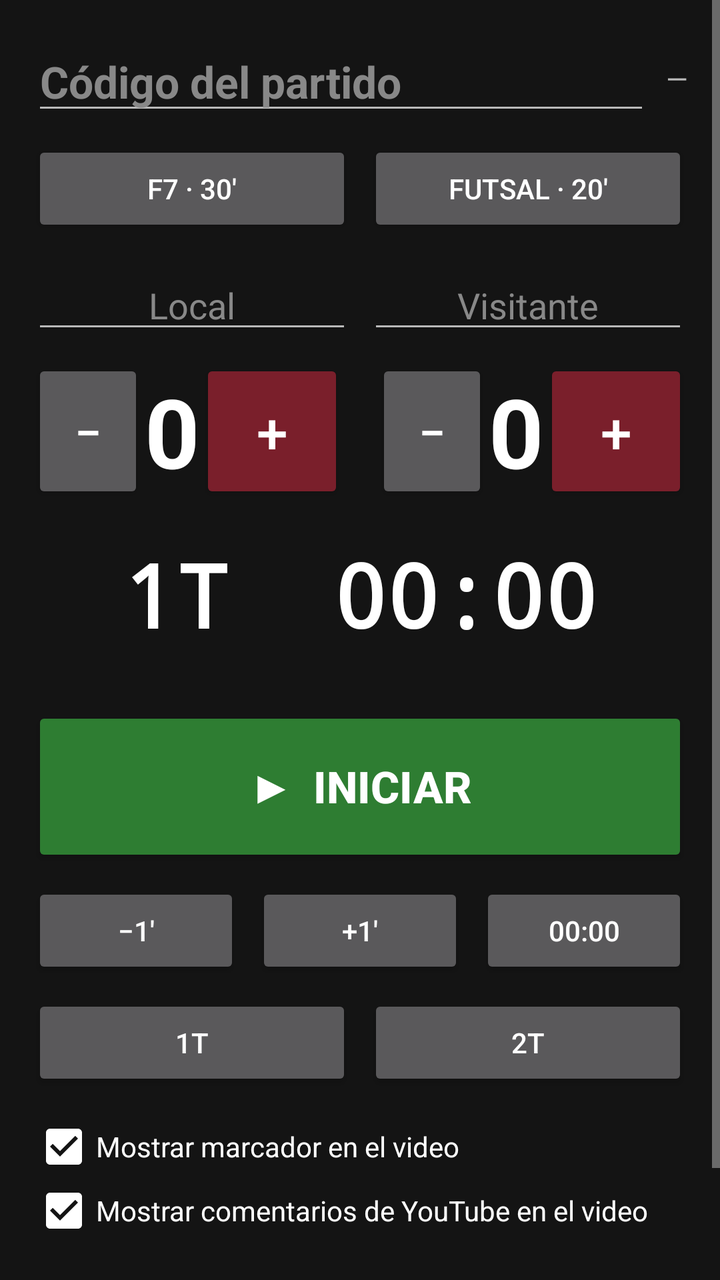
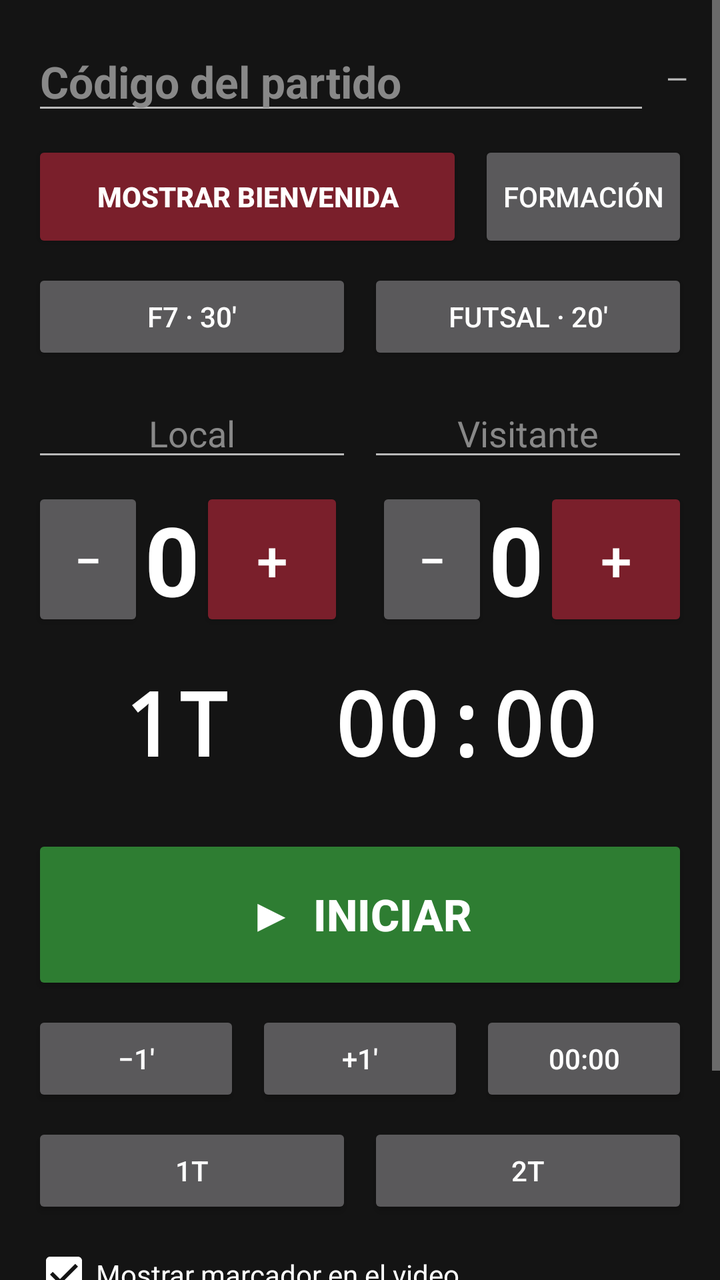

The first picture is an Android layout as it rendered before a commit; the second is the same layout after the commit. The layout source and the unified diff follow.
<!-- AndroidManifest.xml: activity theme Theme.LaPenaControl -->
<!-- res/layout/activity_control.xml -->
<?xml version="1.0" encoding="utf-8"?>
<ScrollView xmlns:android="http://schemas.android.com/apk/res/android"
  android:layout_width="match_parent"
  android:layout_height="match_parent"
  android:background="#141414"
  android:keepScreenOn="true">

  <LinearLayout
    android:layout_width="match_parent"
    android:layout_height="wrap_content"
    android:orientation="vertical"
    android:padding="16dp">

    
    <LinearLayout
      android:layout_width="match_parent"
      android:layout_height="wrap_content"
      android:gravity="center_vertical"
      android:orientation="horizontal">

      <EditText
        android:id="@+id/etCode"
        android:layout_width="0dp"
        android:layout_height="wrap_content"
        android:layout_weight="1"
        android:hint="Código del partido"
        android:imeOptions="actionDone|flagNoExtractUi"
        android:inputType="textCapCharacters|textNoSuggestions"
        android:maxLength="6"
        android:singleLine="true"
        android:textColor="#FFFFFF"
        android:textColorHint="#888888"
        android:textSize="22sp"
        android:textStyle="bold" />

      <TextView
        android:id="@+id/tvSync"
        android:layout_width="wrap_content"
        android:layout_height="wrap_content"
        android:layout_marginStart="8dp"
        android:text="—"
        android:textColor="#BBBBBB" />
    </LinearLayout>

    
    <LinearLayout
      android:layout_width="match_parent"
      android:layout_height="wrap_content"
      android:layout_marginTop="8dp"
      android:orientation="horizontal">

      <Button
        android:id="@+id/btnF7"
        android:layout_width="0dp"
        android:layout_height="wrap_content"
        android:layout_weight="1"
        android:text="F7 · 30'" />

      <Button
        android:id="@+id/btnFutsal"
        android:layout_width="0dp"
        android:layout_height="wrap_content"
        android:layout_marginStart="8dp"
        android:layout_weight="1"
        android:text="FUTSAL · 20'" />
    </LinearLayout>

    
    <LinearLayout
      android:layout_width="match_parent"
      android:layout_height="wrap_content"
      android:layout_marginTop="12dp"
      android:orientation="horizontal">

      <EditText
        android:id="@+id/etHome"
        android:layout_width="0dp"
        android:layout_height="wrap_content"
        android:layout_weight="1"
        android:gravity="center"
        android:hint="Local"
        android:imeOptions="actionDone|flagNoExtractUi"
        android:inputType="textCapCharacters"
        android:maxLength="14"
        android:singleLine="true"
        android:textColor="#FFFFFF"
        android:textColorHint="#888888" />

      <EditText
        android:id="@+id/etAway"
        android:layout_width="0dp"
        android:layout_height="wrap_content"
        android:layout_marginStart="8dp"
        android:layout_weight="1"
        android:gravity="center"
        android:hint="Visitante"
        android:imeOptions="actionDone|flagNoExtractUi"
        android:inputType="textCapCharacters"
        android:maxLength="14"
        android:singleLine="true"
        android:textColor="#FFFFFF"
        android:textColorHint="#888888" />
    </LinearLayout>

    
    <LinearLayout
      android:layout_width="match_parent"
      android:layout_height="wrap_content"
      android:layout_marginTop="8dp"
      android:gravity="center_vertical"
      android:orientation="horizontal">

      <Button android:id="@+id/btnHomeMinus" android:layout_width="56dp" android:layout_height="72dp" android:text="−" android:textSize="24sp" />
      <TextView android:id="@+id/tvHomeGoals" android:layout_width="0dp" android:layout_height="wrap_content" android:layout_weight="1" android:gravity="center" android:text="0" android:textColor="#FFFFFF" android:textSize="48sp" android:textStyle="bold" />
      <Button android:id="@+id/btnHomePlus" android:layout_width="72dp" android:layout_height="72dp" android:backgroundTint="#7A1F2B" android:textColor="#FFFFFF" android:text="+" android:textSize="28sp" />

      <View android:layout_width="16dp" android:layout_height="1dp" />

      <Button android:id="@+id/btnAwayMinus" android:layout_width="56dp" android:layout_height="72dp" android:text="−" android:textSize="24sp" />
      <TextView android:id="@+id/tvAwayGoals" android:layout_width="0dp" android:layout_height="wrap_content" android:layout_weight="1" android:gravity="center" android:text="0" android:textColor="#FFFFFF" android:textSize="48sp" android:textStyle="bold" />
      <Button android:id="@+id/btnAwayPlus" android:layout_width="72dp" android:layout_height="72dp" android:backgroundTint="#7A1F2B" android:textColor="#FFFFFF" android:text="+" android:textSize="28sp" />
    </LinearLayout>

    
    <TextView
      android:id="@+id/tvClock"
      android:layout_width="match_parent"
      android:layout_height="wrap_content"
      android:layout_marginTop="16dp"
      android:fontFamily="monospace"
      android:gravity="center"
      android:text="1T  00:00"
      android:textColor="#FFFFFF"
      android:textSize="44sp"
      android:textStyle="bold" />

    <TextView
      android:id="@+id/tvTimeUp"
      android:layout_width="match_parent"
      android:layout_height="wrap_content"
      android:gravity="center"
      android:text=""
      android:textColor="#FFB74D" />

    <Button
      android:id="@+id/btnStartPause"
      android:layout_width="match_parent"
      android:layout_height="80dp"
      android:layout_marginTop="8dp"
      android:backgroundTint="#2E7D32"
      android:textColor="#FFFFFF"
      android:textSize="22sp"
      android:textStyle="bold"
      android:text="▶  INICIAR" />

    <LinearLayout
      android:layout_width="match_parent"
      android:layout_height="wrap_content"
      android:layout_marginTop="8dp"
      android:orientation="horizontal">

      <Button android:id="@+id/btnMinusMin" android:layout_width="0dp" android:layout_height="wrap_content" android:layout_weight="1" android:text="−1'" />
      <Button android:id="@+id/btnPlusMin" android:layout_width="0dp" android:layout_height="wrap_content" android:layout_marginStart="8dp" android:layout_weight="1" android:text="+1'" />
      <Button android:id="@+id/btnResetClock" android:layout_width="0dp" android:layout_height="wrap_content" android:layout_marginStart="8dp" android:layout_weight="1" android:text="00:00" />
    </LinearLayout>

    <LinearLayout
      android:layout_width="match_parent"
      android:layout_height="wrap_content"
      android:layout_marginTop="8dp"
      android:orientation="horizontal">

      <Button android:id="@+id/btnP1" android:layout_width="0dp" android:layout_height="wrap_content" android:layout_weight="1" android:text="1T" />
      <Button android:id="@+id/btnP2" android:layout_width="0dp" android:layout_height="wrap_content" android:layout_marginStart="8dp" android:layout_weight="1" android:text="2T" />
    </LinearLayout>

    <CheckBox
      android:id="@+id/cbVisible"
      android:layout_width="wrap_content"
      android:layout_height="wrap_content"
      android:layout_marginTop="12dp"
      android:buttonTint="#FFFFFF"
      android:checked="true"
      android:text="Mostrar marcador en el video"
      android:textColor="#FFFFFF" />

    <CheckBox
      android:id="@+id/cbChat"
      android:layout_width="wrap_content"
      android:layout_height="wrap_content"
      android:buttonTint="#FFFFFF"
      android:checked="true"
      android:text="Mostrar comentarios de YouTube en el video"
      android:textColor="#FFFFFF" />

    <Button
      android:id="@+id/btnNewMatch"
      android:layout_width="match_parent"
      android:layout_height="wrap_content"
      android:layout_marginTop="16dp"
      android:text="Nuevo partido (goles y reloj a cero)" />
  </LinearLayout>
</ScrollView>
<!-- resources referenced by this layout -->
<resources>
  <style name="Theme.LaPenaControl" parent="Theme.AppCompat.NoActionBar">
      <item name="android:windowBackground">#141414</item>
      <item name="colorPrimary">#7A1F2B</item>
      <item name="colorAccent">#C62828</item>
    </style>
</resources>

<!-- the commit's change to res/layout/activity_control.xml (unified diff, before → after) -->
@@ -40,6 +40,31 @@
         android:layout_marginStart="8dp"
         android:text="—"
         android:textColor="#BBBBBB" />
+    </LinearLayout>
+
+    
+    <LinearLayout
+      android:layout_width="match_parent"
+      android:layout_height="wrap_content"
+      android:layout_marginTop="8dp"
+      android:orientation="horizontal">
+
+      <Button
+        android:id="@+id/btnWelcome"
+        android:layout_width="0dp"
+        android:layout_height="56dp"
+        android:layout_weight="1"
+        android:backgroundTint="#7A1F2B"
+        android:textColor="#FFFFFF"
+        android:textStyle="bold"
+        android:text="MOSTRAR BIENVENIDA" />
+
+      <Button
+        android:id="@+id/btnLineup"
+        android:layout_width="wrap_content"
+        android:layout_height="56dp"
+        android:layout_marginStart="8dp"
+        android:text="FORMACIÓN" />
     </LinearLayout>
 
     
